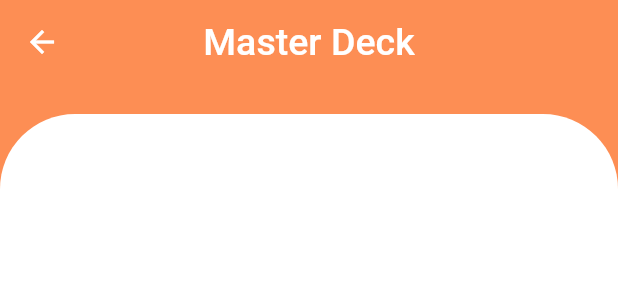
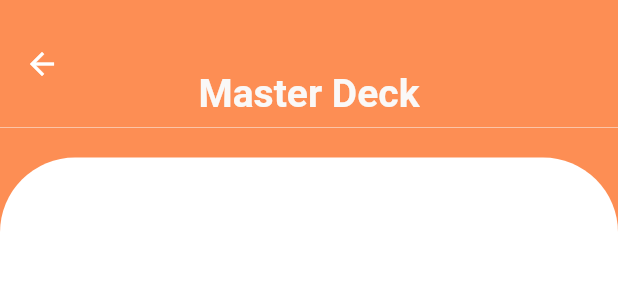
Before and after one commit to acm-projects/RememberMe, a Flutter app: the Homepage widget shown alone on an empty page, opened directly, after a tap on "Master Deck", on a phone screen of 412 x 824 dp. Shown: the top 300 px of the screen. Run offline on Flutter 3.47's test engine with Material 2 defaults, Android fonts, the light colour scheme and no system bars; our stand-ins replace cached_network_image, carousel_slider, cloud_firestore, firebase_auth, firebase_core, firebase_storage and 4 more; missing offline and left inert: icon_decoration; accounts and stored records are empty; network calls fail; Roboto replaces fonts that are missing (BoldMontserrat).

Commit message:
Made small changes to homescreen view

```diff
--- a/lib/screens/Homescreen.dart
+++ b/lib/screens/Homescreen.dart
@@ -100,12 +100,22 @@
               Stack(
                 alignment: AlignmentDirectional.center,
                 children: <Widget>[
-                  Icon(
+                  InkWell(
+                    child: Icon(
                       Icons.circle,
                       size: 70,
                       color: Color.fromARGB(90, 60, 200, 10),
                     ),
-                  DecoratedIcon(
+                    onTap: () {
+                      Navigator.push(
+                        context,
+                        MaterialPageRoute(
+                            builder: (context) => const Stats()),
+                      );
+                    },
+                  ),
+                  InkWell(
+                    child: DecoratedIcon(
                         icon: Icon(Icons.star, size: 30, color: Colors.yellow),
                         decoration: IconDecoration(
                             shadows: [
@@ -123,13 +133,21 @@
                                 Color.fromARGB(128, 250, 148, 75),
                               ],
                             ))),
+                    onTap: () {
+                      Navigator.push(
+                        context,
+                        MaterialPageRoute(
+                            builder: (context) => const Stats()),
+                      );
+                    },
+                  ),
                 ],
               ),
               Container(margin: EdgeInsets.fromLTRB(20, 90, 10, 0)),
               Column(
                 children: <Widget>[
                   Container(
-                    margin: EdgeInsets.fromLTRB(0, 30, 0, 5),
+                    margin: EdgeInsets.fromLTRB(0, 0, 0, 0),
                     child: TextButton(
                       style: TextButton.styleFrom(
                         foregroundColor: Colors.black,
@@ -143,20 +161,11 @@
                               builder: (context) => const Stats()),
                         );
                       },
-                      child: Text('Achievement'),
+                      child: Text('${_masterCardList.length} cards added'),
                     ),
                   ),
 
-                  //For the actual achievement---------------------
-                  Container(
-                    margin: EdgeInsets.fromLTRB(0, 0, 0, 10),
-                    child: Text(
-                      '${_masterCardList.length} cards added',
-                      style: TextStyle(
-                        fontSize: 25,
-                      ),
-                    ),
-                  ),
+
                 ],
               ),
               Container(margin: EdgeInsets.fromLTRB(20, 90, 10, 0)),
@@ -175,13 +184,28 @@
             margin: const EdgeInsets.only(bottom: 10),
           ),
 
+          Container(
+            margin: const EdgeInsets.only(bottom: 10),
+          ),
+
           //THIS IS TO SET UP THE CAROUSEL
           const DeckCarousel(),
+
+          Container(
+            margin: const EdgeInsets.only(bottom: 10),
+          ),
+          //Image.asset('assets/human-brain.png', height: 100, width: 100),
 
           //THIS IS FOR A TEXT BUTTON TO SELECT 'Memory Games'
           //CHANGE ON-PRESSED ACTION TO GO TO ANOTHER SCREEN
           Container(
             margin: EdgeInsets.fromLTRB(25, 40, 25, 25),
+            decoration: BoxDecoration(
+              image: DecorationImage(
+                image: AssetImage('assets/human-brain.png'),
+                fit: BoxFit.fill
+              )
+            ),
             child: TextButton(
               style: TextButton.styleFrom(
                 foregroundColor: Colors.white,
@@ -198,6 +222,8 @@
               child: Text(' Memory Game ', style: TextStyle(fontFamily: 'BreeSerif')),
             ),
           ),
+
+
 
           Container(
             margin: EdgeInsets.fromLTRB(25, 0, 25, 25),
--- a/lib/widgets/roundedpage.dart
+++ b/lib/widgets/roundedpage.dart
@@ -66,8 +66,24 @@
     return Scaffold(
       appBar: AppBar(
         backgroundColor: Theme.of(context).primaryColor,
+        toolbarHeight: 85,
         elevation: 0,
-        title: title != null ? Text(title!) : null,
+        flexibleSpace:
+        // FlexibleSpaceBar(
+        //   centerTitle: true,
+        //     title:
+        //     title != null ? Text(title!,
+        //       style: TextStyle(fontSize: 25, fontFamily: 'BoldMontserrat', fontWeight: FontWeight.bold,
+        //           color: Color.fromARGB(250, 250, 250, 250)),) : null
+        // ),
+        //
+        Padding(
+          padding: const EdgeInsets.fromLTRB(0, 40, 0, 0),
+            child: title != null ? Center(child: Text(title!,
+              style: TextStyle(fontSize: 26, fontFamily: 'BoldMontserrat', fontWeight: FontWeight.bold,
+              color: Color.fromARGB(250, 250, 250, 250)),) ) : null
+        ),
+       //title: title != null ? Text(title!) : null,
         actions: appBarActions,
         leading: leading,
       ),
--- a/pubspec.yaml
+++ b/pubspec.yaml
@@ -76,6 +76,7 @@
     - assets/OrangeFlower.jpg
     - assets/avatar.webp
     - assets/logo.png
+    - assets/human-brain.png
 
 
   # An image asset can refer to one or more resolution-specific "variants", see
```
Also changed, not shown: assets/human-brain.png (added). Lines whose indentation alone changed are shown as unchanged.
